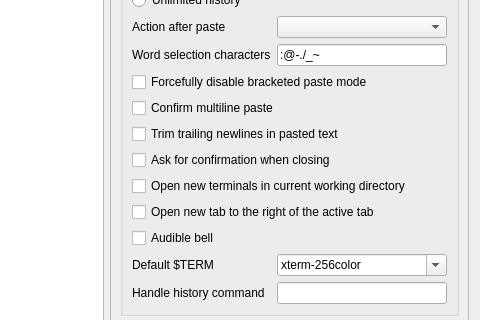
Above: src/forms/propertiesdialog.ui from lxqt/qterminal before the change; both pictures show x 220 to 700 and y 89 to 409 of the 700 by 700 pixel window. Below: the same form after it.
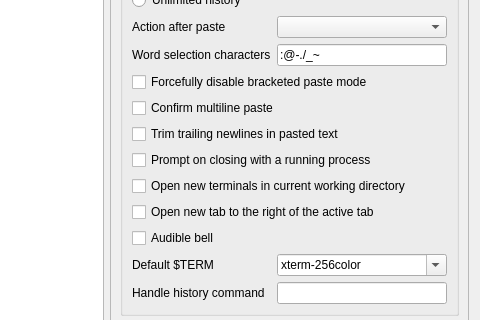
That is the form after the change. The open tabs and pages were chosen to show the change. Icons and pictures are not drawn.

Commit message: Prompt on closing with a running process (#1200)

```diff
--- a/src/forms/propertiesdialog.ui
+++ b/src/forms/propertiesdialog.ui
@@ -825,7 +825,7 @@
               <item row="7" column="0" colspan="2">
                <widget class="QCheckBox" name="askOnExitCheckBox">
                 <property name="text">
-                 <string>Ask for confirmation when closing</string>
+                 <string>Prompt on closing with a running process</string>
                 </property>
                </widget>
               </item>
```
The commit also changes 10 other files.
